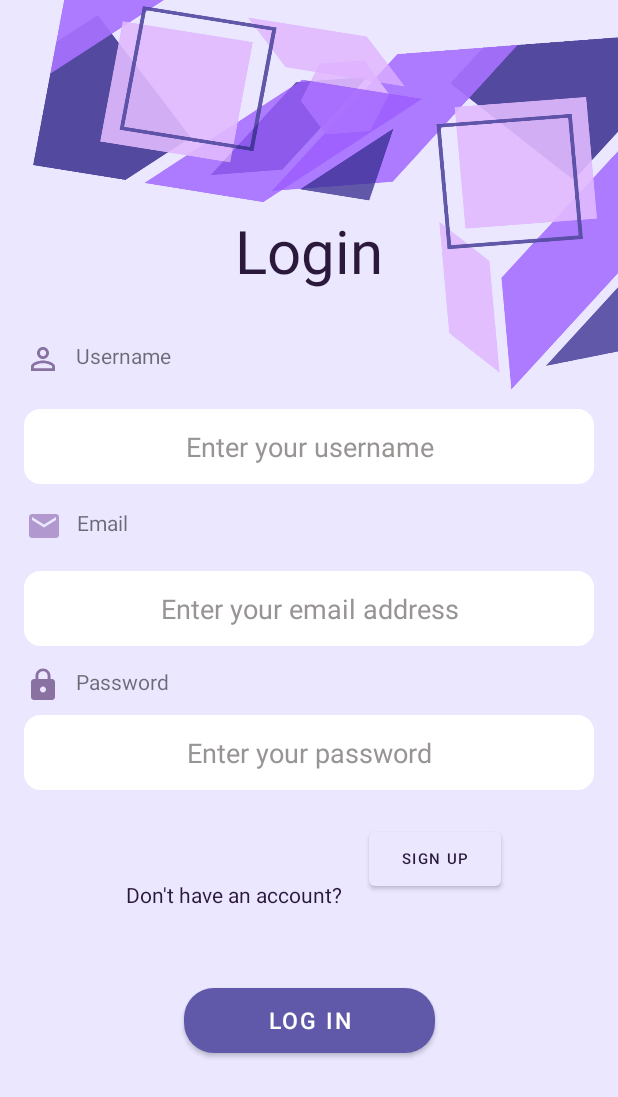
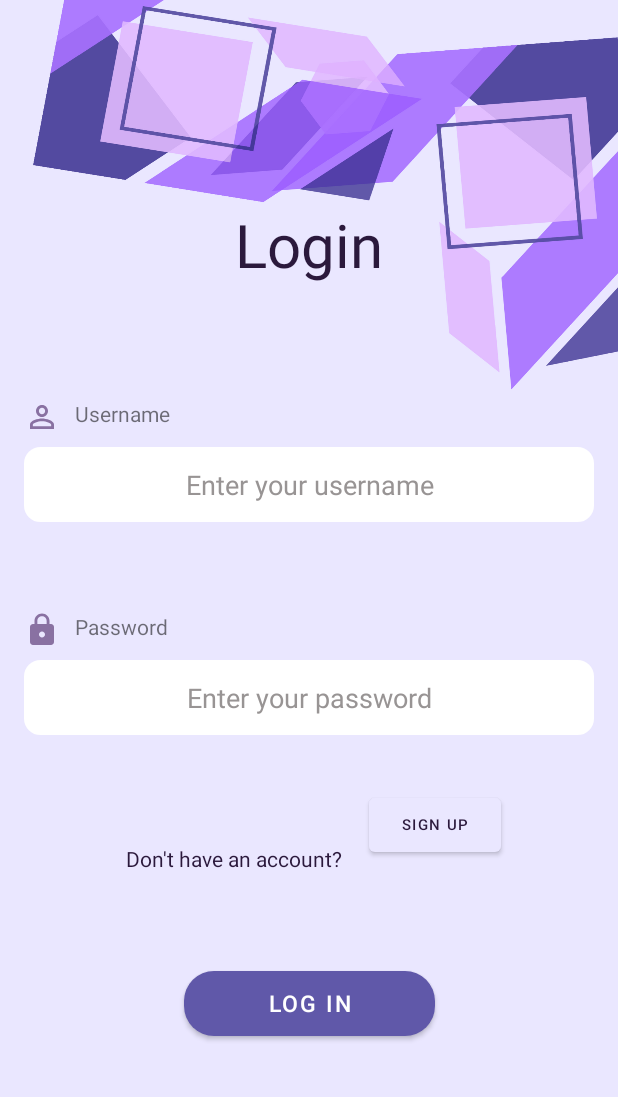
Before and after one commit to HessahAlsubaie/IT320Project, an Android app: the login screen opened directly, with no data from a screen before it, on a phone screen of 412 x 824 dp. Shown: the top 1097 px of the screen. Run offline under Robolectric (Android 15) with nearby library versions, the phone set to English and light mode, and no system bars.

Commit message:
log in updates

```diff
--- a/app/src/main/java/com/example/it320project/login.java
+++ b/app/src/main/java/com/example/it320project/login.java
@@ -6,10 +6,14 @@ import android.content.Intent;
 import android.os.Bundle;
 import android.view.View;
 import android.widget.Button;
+import android.widget.EditText;
+import android.widget.Toast;
 
 public class login extends AppCompatActivity {
 
     Button submitLog, signupBtn;
+    EditText username1, password1;
+    usersDatabase DB;
 
     @Override
     protected void onCreate(Bundle savedInstanceState) {
@@ -18,11 +22,27 @@ public class login extends AppCompatActivity {
 
         submitLog= findViewById(R.id.loginBtn);
         signupBtn=findViewById(R.id.signUpInlogin);
+        username1=findViewById(R.id.username1);
+        password1=findViewById(R.id.password1);
+        DB= new usersDatabase(this);
         submitLog.setOnClickListener(new View.OnClickListener() {
             @Override
             public void onClick(View view) {
-                Intent intent=new Intent(login.this, home.class);
-                startActivity(intent);
+                String user = username1.getText().toString();
+                String pass = password1.getText().toString();
+
+                if(user.equals("")||pass.equals(""))
+                    Toast.makeText(login.this, "Please enter all the fields", Toast.LENGTH_SHORT).show();
+                else{
+                    Boolean check = DB.checkUsernamePassword(user, pass);
+                    if (check){
+                        Toast.makeText(login.this, "Sign in successfully", Toast.LENGTH_SHORT).show();
+                        Intent intent = new Intent(getApplicationContext(),home.class);
+                        startActivity(intent);
+                    } else {
+                        Toast.makeText(login.this, "Invalid Username or Password", Toast.LENGTH_SHORT).show();
+                    }
+                }
             }
         });
 
--- a/app/src/main/res/layout/activity_login.xml
+++ b/app/src/main/res/layout/activity_login.xml
@@ -32,12 +32,13 @@
         android:layout_width="match_parent"
         android:layout_height="wrap_content"
         android:layout_centerHorizontal="true"
-        android:layout_marginTop="140dp"
+        android:layout_marginTop="136dp"
         android:text="Login"
         android:textAlignment="center"
         android:textColor="#2B193C"
         android:textSize="40dp"
         app:layout_constraintEnd_toEndOf="parent"
+        app:layout_constraintHorizontal_bias="0.0"
         app:layout_constraintStart_toStartOf="parent"
         app:layout_constraintTop_toTopOf="parent" />
 
@@ -46,21 +47,22 @@
         android:layout_width="wrap_content"
         android:layout_height="wrap_content"
         android:layout_marginStart="16dp"
-        android:layout_marginTop="33dp"
+        android:layout_marginTop="76dp"
         android:layout_marginEnd="297dp"
         android:drawableLeft="@drawable/baseline_person_outline_24"
         android:drawablePadding="10dp"
         android:text="Username"
         app:layout_constraintEnd_toEndOf="parent"
+        app:layout_constraintHorizontal_bias="0.0"
         app:layout_constraintStart_toStartOf="parent"
         app:layout_constraintTop_toBottomOf="@+id/logintext" />
 
     <EditText
-        android:id="@+id/username"
+        android:id="@+id/username1"
         android:layout_width="match_parent"
         android:layout_height="50dp"
         android:layout_marginStart="16dp"
-        android:layout_marginTop="21dp"
+        android:layout_marginTop="8dp"
         android:layout_marginEnd="16dp"
         android:background="@drawable/edit_field"
         android:backgroundTint="@color/white"
@@ -70,57 +72,27 @@
         android:textAlignment="center"
         android:textColorHint="#989494"
         app:layout_constraintEnd_toEndOf="parent"
+        app:layout_constraintHorizontal_bias="0.0"
         app:layout_constraintStart_toStartOf="parent"
         app:layout_constraintTop_toBottomOf="@+id/text_username" />
-
-    <TextView
-        android:id="@+id/text_email"
-        android:layout_width="wrap_content"
-        android:layout_height="wrap_content"
-        android:layout_marginStart="16dp"
-        android:layout_marginTop="16dp"
-        android:layout_marginEnd="326dp"
-        android:drawableLeft="@drawable/baseline_email_24"
-        android:drawablePadding="10dp"
-        android:text="Email"
-        app:layout_constraintEnd_toEndOf="parent"
-        app:layout_constraintStart_toStartOf="parent"
-        app:layout_constraintTop_toBottomOf="@+id/username" />
-
-    <EditText
-        android:id="@+id/email"
-        android:layout_width="match_parent"
-        android:layout_height="50dp"
-        android:layout_marginStart="16dp"
-        android:layout_marginTop="18dp"
-        android:layout_marginEnd="16dp"
-        android:background="@drawable/edit_field"
-        android:backgroundTint="@color/white"
-        android:ems="10"
-        android:hint="Enter your email address"
-        android:inputType="textPersonName"
-        android:textAlignment="center"
-        android:textColorHint="#989494"
-        app:layout_constraintEnd_toEndOf="parent"
-        app:layout_constraintStart_toStartOf="parent"
-        app:layout_constraintTop_toBottomOf="@+id/text_email" />
 
     <TextView
         android:id="@+id/text_password"
         android:layout_width="wrap_content"
         android:layout_height="wrap_content"
         android:layout_marginStart="16dp"
-        android:layout_marginTop="14dp"
+        android:layout_marginTop="60dp"
         android:layout_marginEnd="299dp"
         android:drawableLeft="@drawable/baseline_lock_24"
         android:drawablePadding="10dp"
         android:text="Password"
         app:layout_constraintEnd_toEndOf="parent"
+        app:layout_constraintHorizontal_bias="0.0"
         app:layout_constraintStart_toStartOf="parent"
-        app:layout_constraintTop_toBottomOf="@+id/email" />
+        app:layout_constraintTop_toBottomOf="@+id/username1" />
 
     <EditText
-        android:id="@+id/password"
+        android:id="@+id/password1"
         android:layout_width="match_parent"
         android:layout_height="50dp"
         android:layout_marginStart="16dp"
@@ -150,13 +122,13 @@
         app:layout_constraintBottom_toTopOf="@+id/loginBtn"
         app:layout_constraintEnd_toStartOf="@+id/signUpInlogin"
         app:layout_constraintStart_toStartOf="parent"
-        app:layout_constraintTop_toBottomOf="@+id/password" />
+        app:layout_constraintTop_toBottomOf="@+id/password1" />
 
     <Button
         android:id="@+id/signUpInlogin"
         android:layout_width="wrap_content"
         android:layout_height="wrap_content"
-        android:layout_marginTop="22dp"
+        android:layout_marginTop="36dp"
         android:layout_marginEnd="78dp"
         android:text="Sign up"
         android:textColor="#2B193C"
@@ -164,7 +136,7 @@
         app:backgroundTint="#EAE7FF"
         app:layout_constraintEnd_toEndOf="parent"
         app:layout_constraintStart_toEndOf="@+id/textView"
-        app:layout_constraintTop_toBottomOf="@+id/password" />
+        app:layout_constraintTop_toBottomOf="@+id/password1" />
 
 
 </androidx.constraintlayout.widget.ConstraintLayout>
```
Also changed, not shown: app/src/main/java/com/example/it320project/usersDatabase.java (added, +60 -0 lines).
